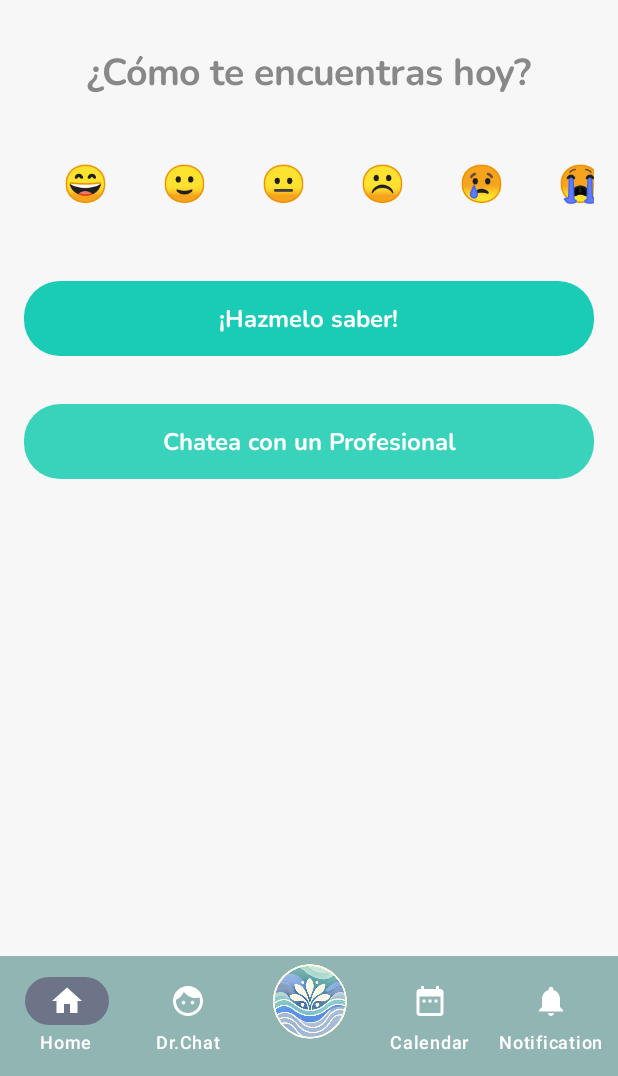
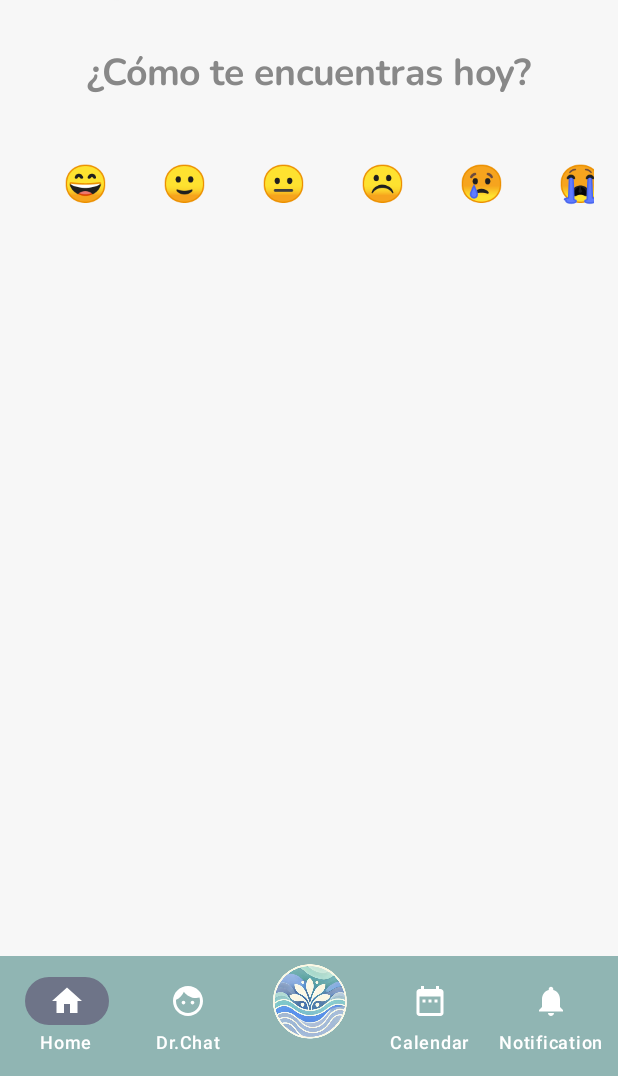
Before and after one commit to DarielMorua/RelaxApp, an Android app built with Jetpack Compose: the MainMenu screen opened through its navigation route, on a phone screen of 412 x 824 dp, the part 160-1236 px from its top. Run offline under Robolectric (Android 15) with nearby library versions, the phone set to English and light mode, and no system bars; our stand-ins replace livedata-compose.

Commit message:
Se arregla Onboarding

```diff
--- a/app/src/main/java/com/example/relaxapp/views/mainmenu/MainMenuView.kt
+++ b/app/src/main/java/com/example/relaxapp/views/mainmenu/MainMenuView.kt
@@ -78,8 +78,6 @@ val CustomTypography = Typography(
 )
 
 val emojis = listOf("\uD83D\uDE04", "\uD83D\uDE42", "😐", "☹\uFE0F", "\uD83D\uDE22","😭")
-
-
 
 @Composable
 fun MainMenu(viewModel: MainMenuViewModel,navController: NavController) {
@@ -163,40 +161,11 @@ fun MainMenu(viewModel: MainMenuViewModel,navController: NavController) {
 
             Spacer(modifier = Modifier.height(16.dp))
 
-            Button(
-                onClick = { /* Acción */ },
-                modifier = Modifier
-                    .fillMaxWidth()
-                    .padding(vertical = 8.dp)
-                    .height(50.dp),
-                shape = RoundedCornerShape(24.dp),
-                colors = ButtonDefaults.buttonColors(Color(26, 204, 181, 255))
-            ) {
-                Text(
-                    text = "¡Hazmelo saber!",
-                    color = Color.White,
-                    style = MaterialTheme.typography.headlineMedium
-                )
-            }
+
 
             Spacer(modifier = Modifier.height(16.dp))
 
-            // Botón "Chatea con un Profesional"
-            Button(
-                onClick = { /* Acción */ },
-                modifier = Modifier
-                    .fillMaxWidth()
-                    .padding(vertical = 8.dp)
-                    .height(50.dp),
-                shape = RoundedCornerShape(24.dp),
-                colors = ButtonDefaults.buttonColors(Color(57, 211, 187, 255))
-            ) {
-                Text(
-                    text = "Chatea con un Profesional",
-                    color = Color.White,
-                    style = MaterialTheme.typography.headlineMedium
-                )
+
             }
-        }
     }
 }
--- a/app/src/main/java/com/example/relaxapp/views/onboarding/OnboardingScreenView2.kt
+++ b/app/src/main/java/com/example/relaxapp/views/onboarding/OnboardingScreenView2.kt
@@ -45,17 +45,18 @@ fun OnboardingScreenView2() {
             verticalArrangement = Arrangement.Bottom
         ) {
             Text(
-                text = "¡Chatea con Profesionales en tu entorno!",
+                text = "¡Chatea con Profesionales!",
                 color = Color.Black,
                 style = MaterialTheme.typography.headlineLarge,
-                modifier = Modifier.padding(bottom = 8.dp)
+                textAlign = TextAlign.Center,
+
             )
 
             Text(
                 text = "Conéctate con expertos en salud mental",
                 color = Color.Gray,
                 textAlign = TextAlign.Center,
-                modifier = Modifier.padding(horizontal = 32.dp)
+               modifier = Modifier.padding(horizontal = 2.dp)
             )
         }
     }
--- a/app/src/main/java/com/example/relaxapp/views/onboarding/OnboardingScreenView3.kt
+++ b/app/src/main/java/com/example/relaxapp/views/onboarding/OnboardingScreenView3.kt
@@ -50,7 +50,8 @@ fun OnboardingScreenView3() {
                 text ="Encuentra la Calma que Necesitas",
                 color = Color.Black,
                 style = MaterialTheme.typography.headlineLarge,
-                modifier = Modifier.padding(bottom = 8.dp)
+                modifier = Modifier.padding(bottom = 8.dp),
+                        textAlign = TextAlign.Center,
             )
 
             Text(
```
